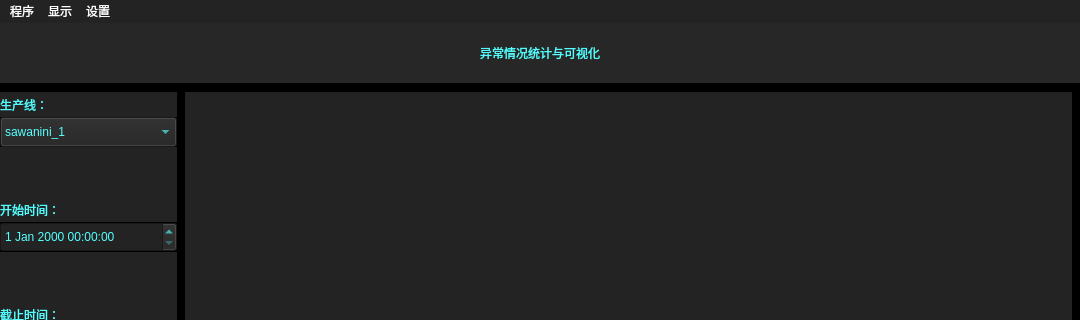
zhenhuic/xio-intrusion-detection, file gui/statistics_widget.ui: the form before one commit; both pictures show x 0 to 1080 and y 0 to 320 of the 1080 by 720 pixel window.
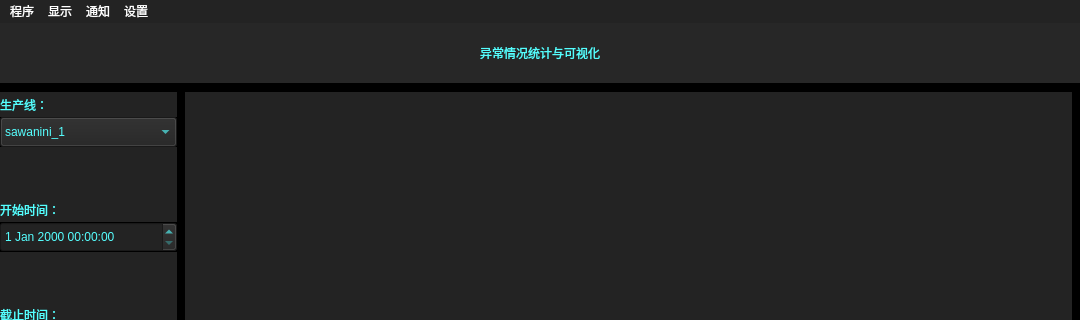
The form after the commit.

The edit to the form file:
```diff
--- a/gui/statistics_widget.ui
+++ b/gui/statistics_widget.ui
@@ -528,8 +528,15 @@
     <addaction name="fullScreen"/>
     <addaction name="exitFullScreen"/>
    </widget>
+   <widget class="QMenu" name="notificationMenu">
+    <property name="title">
+     <string>通知</string>
+    </property>
+    <addaction name="sendEmailRecord"/>
+   </widget>
    <addaction name="processMenu"/>
    <addaction name="viewMenu"/>
+   <addaction name="notificationMenu"/>
    <addaction name="setupMenu"/>
   </widget>
   <action name="openConfigFile">
```
Left out of the diff: 5 changed lines with no effect on the pictures.
